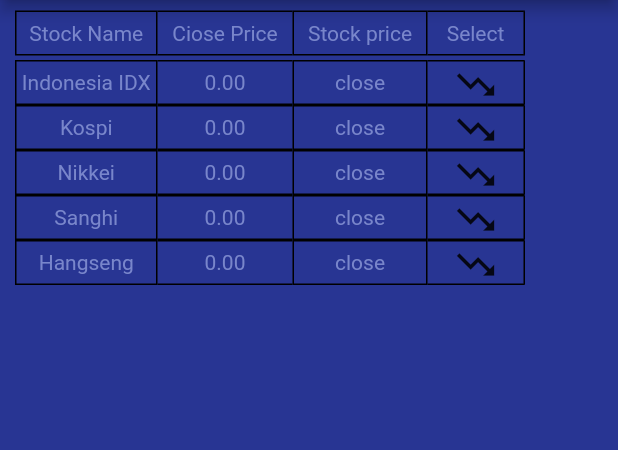
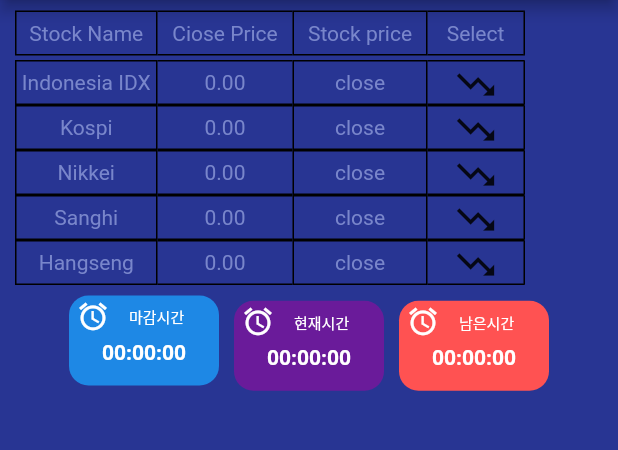
Before and after one commit to LeeSeulgi97/test_demo, a Flutter app: the screen it shows after launch, on a phone screen of 412 x 824 dp, the part 84-534 px from its top. Run offline on Flutter 3.47's test engine with Material 2 defaults, Android fonts, the phone set to English and light mode, and no system bars.

Commit message:
1. main파일에 time_slot 화면 연결 2. time_slot 파일 생성및 내용 추가 - 마감, 현재, 남은시간 총 3가지 각 아이콘및 내용추가

```diff
--- a/seven_bit_test_app/lib/main.dart
+++ b/seven_bit_test_app/lib/main.dart
@@ -1,5 +1,6 @@
 import 'package:flutter/material.dart';
 import 'first_List.dart';
+import 'time_slot.dart';
 
 void main() {
   runApp(MyApp());
@@ -43,6 +44,7 @@ class _MyHomePageState extends State<MyHomePage> {
                 mainAxisAlignment: MainAxisAlignment.center,
                 children: <Widget>[
                   first_List(context),
+                  time_slot(),
                 ],
             ),
           ),
--- /dev/null
+++ b/seven_bit_test_app/lib/time_slot.dart
@@ -0,0 +1,86 @@
+import 'package:flutter/material.dart';
+
+Widget time_slot(){
+  return Row(
+    mainAxisAlignment: MainAxisAlignment.center,
+    children: <Widget>[
+      Container(
+        margin: const EdgeInsets.only(top: 7, left: 10, right: 10,bottom: 7),
+        height: 60,
+        width: 100,
+        decoration: BoxDecoration(
+          color: Colors.blue[600],
+          borderRadius: BorderRadius.circular(13)
+        ),
+        child: Column(
+          children: <Widget>[
+            Container(
+              margin: const EdgeInsets.only(top:3,left: 5,right: 5,bottom: 5),
+              child: Row(children: <Widget>[
+                Container(
+                  margin: const EdgeInsets.only(right: 13),
+                  child: Icon(Icons.access_alarm,color: Colors.white,size: 22),
+                ),
+                Text('마감시간',style: TextStyle(color: Colors.white,fontSize: 10))
+              ],
+              ),
+            ),
+            Text("00:00:00",style: TextStyle(color: Colors.white,fontWeight: FontWeight.bold),)
+          ],
+        ),
+      ),
+
+      Container(
+        height: 60,
+        width: 100,
+        margin: const EdgeInsets.only(top: 7),
+        decoration: BoxDecoration(
+            color: Colors.purple[800],
+            borderRadius: BorderRadius.circular(13)
+        ),
+        child: Column(
+          children: <Widget>[
+            Container(
+              margin: const EdgeInsets.only(top:3,left: 5,right: 5,bottom: 5),
+              child: Row(children: <Widget>[
+                Container(
+                  margin: const EdgeInsets.only(right: 13),
+                  child: Icon(Icons.access_alarm,color: Colors.white,size: 22),
+                ),
+                Text('현재시간',style: TextStyle(color: Colors.white,fontSize: 10))
+              ],
+              ),
+            ),
+            Text("00:00:00",style: TextStyle(color: Colors.white,fontWeight: FontWeight.bold),)
+          ],
+        ),
+      ),
+
+      Container(
+        height: 60,
+        width: 100,
+        margin: const EdgeInsets.only(top: 7, left: 10, right: 10),
+        decoration: BoxDecoration(
+            color: Colors.redAccent[200],
+            borderRadius: BorderRadius.circular(13)
+        ),
+        child: Column(
+          children: <Widget>[
+            Container(
+              margin: const EdgeInsets.only(top:3,left: 5,right: 5,bottom: 5),
+              child: Row(children: <Widget>[
+                Container(
+                  margin: const EdgeInsets.only(right: 13),
+                  child: Icon(Icons.access_alarm,color: Colors.white,size: 22),
+                ),
+                Text('남은시간',style: TextStyle(color: Colors.white,fontSize: 10))
+              ],
+              ),
+            ),
+            Text("00:00:00",style: TextStyle(color: Colors.white,fontWeight: FontWeight.bold),)
+          ],
+        ),
+      ),
+    ],
+  );
+}
```
